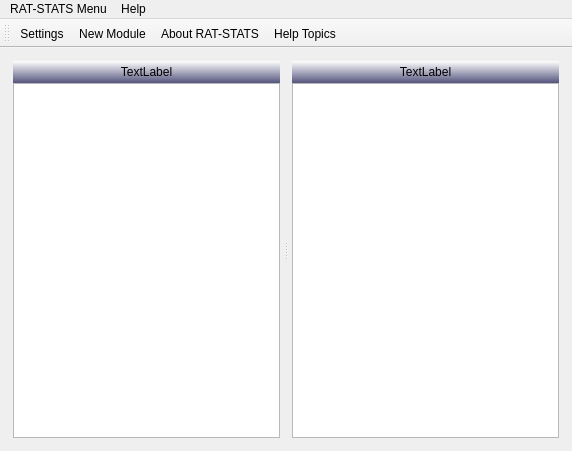
Qt form products/RAT-STATS/rstats_main/src/UIRStatsMain.ui (cbtek/RStats2017) before a commit.
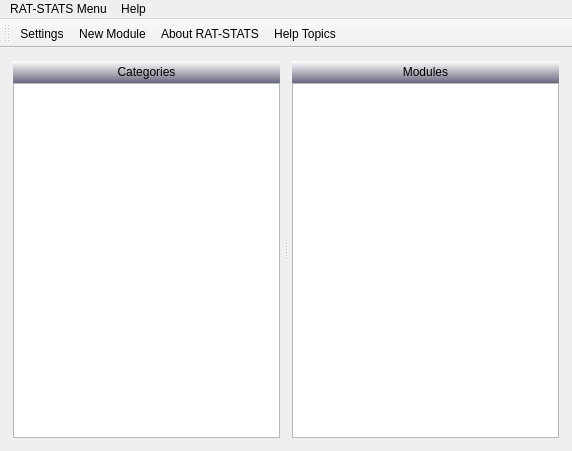
The same form after that commit.

Commit message: Updated main menu for use with screen readers Updated unit tests for rstats_utils Updated all modules so that dock would not be closable Disabled "disabling" of execute function.  Will focus in on error when pressed

What changed in the file:
```diff
--- a/products/RAT-STATS/rstats_main/src/UIRStatsMain.ui
+++ b/products/RAT-STATS/rstats_main/src/UIRStatsMain.ui
@@ -44,11 +44,11 @@
 {
 color:black;
 padding:4px;
-background-color: qlineargradient(spread:pad, x1:1, y1:1, x2:1, y2:0, stop:0 rgba(85, 85, 127, 255), stop:1 rgba(255, 255, 255, 255));
+background-color: qlineargradient(spread:pad, x1:1, y1:1, x2:1, y2:0, stop:0 rgba(105, 105, 127, 255), stop:1 rgba(255, 255, 255, 255));
 }</string>
           </property>
           <property name="text">
-           <string>TextLabel</string>
+           <string>Categories</string>
           </property>
           <property name="alignment">
            <set>Qt::AlignCenter</set>
@@ -84,11 +84,11 @@
 {
 color:black;
 padding:4px;
-background-color: qlineargradient(spread:pad, x1:1, y1:1, x2:1, y2:0, stop:0 rgba(85, 85, 127, 255), stop:1 rgba(255, 255, 255, 255));
+background-color: qlineargradient(spread:pad, x1:1, y1:1, x2:1, y2:0, stop:0 rgba(105, 105, 127, 255), stop:1 rgba(255, 255, 255, 255));
 }</string>
           </property>
           <property name="text">
-           <string>TextLabel</string>
+           <string>Modules</string>
           </property>
           <property name="alignment">
            <set>Qt::AlignCenter</set>
```
The commit also changes 24 other files.
